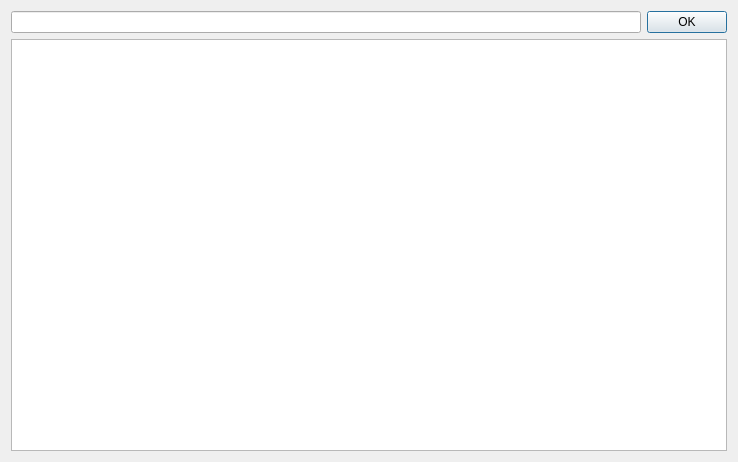
First picture: the form in UI-Qt/QXFontBrowser.ui, repository frinkr/FontViewer, before the edit.
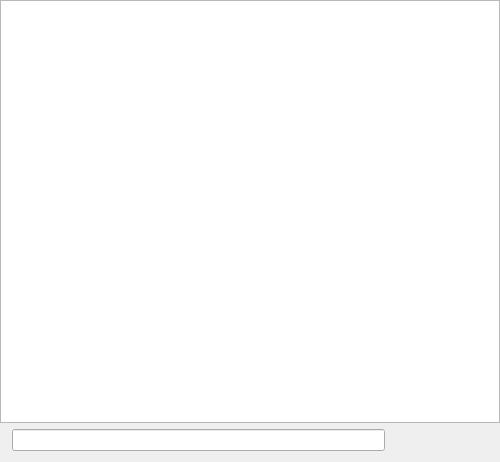
Second picture: the form after the edit. Icons and pictures are not drawn.

Commit message: swhich to QXFontBrowser

What changed in the file:
```diff
--- a/UI-Qt/QXFontBrowser.ui
+++ b/UI-Qt/QXFontBrowser.ui
@@ -6,27 +6,230 @@
    <rect>
     <x>0</x>
     <y>0</y>
-    <width>738</width>
+    <width>500</width>
     <height>462</height>
    </rect>
   </property>
   <property name="windowTitle">
    <string>Dialog</string>
   </property>
-  <layout class="QGridLayout" name="gridLayout">
-   <item row="0" column="0">
-    <widget class="QLineEdit" name="lineEdit"/>
-   </item>
-   <item row="0" column="1">
-    <widget class="QPushButton" name="pushButton">
-     <property name="text">
-      <string>OK</string>
-     </property>
-    </widget>
-   </item>
-   <item row="1" column="0" colspan="2">
+  <layout class="QVBoxLayout" name="verticalLayout">
+   <property name="leftMargin">
+    <number>0</number>
+   </property>
+   <property name="topMargin">
+    <number>0</number>
+   </property>
+   <property name="rightMargin">
+    <number>0</number>
+   </property>
+   <item>
     <widget class="QListView" name="fontListView"/>
    </item>
+   <item>
+    <layout class="QHBoxLayout" name="horizontalLayout_2">
+     <item>
+      <spacer name="horizontalSpacer">
+       <property name="orientation">
+        <enum>Qt::Horizontal</enum>
+       </property>
+       <property name="sizeType">
+        <enum>QSizePolicy::Fixed</enum>
+       </property>
+       <property name="sizeHint" stdset="0">
+        <size>
+         <width>12</width>
+         <height>20</height>
+        </size>
+       </property>
+      </spacer>
+     </item>
+     <item>
+      <widget class="QLineEdit" name="searchLineEdit"/>
+     </item>
+     <item>
+      <layout class="QHBoxLayout" name="horizontalLayout">
+       <property name="spacing">
+        <number>3</number>
+       </property>
+       <item>
+        <widget class="QPushButton" name="filterButton">
+         <property name="maximumSize">
+          <size>
+           <width>22</width>
+           <height>22</height>
+          </size>
+         </property>
+         <property name="focusPolicy">
+          <enum>Qt::NoFocus</enum>
+         </property>
+         <property name="toolTip">
+          <string>Filter</string>
+         </property>
+         <property name="styleSheet">
+          <string notr="true">border: none;</string>
+         </property>
+         <property name="text">
+          <string/>
+         </property>
+         <property name="icon">
+          <iconset resource="QXApplication.qrc">
+           <normaloff>:/images/filter.png</normaloff>:/images/filter.png</iconset>
+         </property>
+         <property name="iconSize">
+          <size>
+           <width>22</width>
+           <height>22</height>
+          </size>
+         </property>
+         <property name="autoDefault">
+          <bool>false</bool>
+         </property>
+         <property name="flat">
+          <bool>true</bool>
+         </property>
+        </widget>
+       </item>
+       <item>
+        <widget class="QPushButton" name="openFileButton">
+         <property name="maximumSize">
+          <size>
+           <width>22</width>
+           <height>22</height>
+          </size>
+         </property>
+         <property name="toolTip">
+          <string>Open Font File...</string>
+         </property>
+         <property name="styleSheet">
+          <string notr="true">border: none;</string>
+         </property>
+         <property name="text">
+          <string/>
+         </property>
+         <property name="icon">
+          <iconset resource="QXApplication.qrc">
+           <normaloff>:/images/open-font.png</normaloff>:/images/open-font.png</iconset>
+         </property>
+         <property name="iconSize">
+          <size>
+           <width>22</width>
+           <height>22</height>
+          </size>
+         </property>
+         <property name="flat">
+          <bool>true</bool>
+         </property>
+        </widget>
+       </item>
+       <item>
+        <widget class="QPushButton" name="recentButton">
+         <property name="maximumSize">
+          <size>
+           <width>22</width>
+           <height>22</height>
+          </size>
+         </property>
+         <property name="focusPolicy">
+          <enum>Qt::NoFocus</enum>
+         </property>
+         <property name="toolTip">
+          <string>History</string>
+         </property>
+         <property name="styleSheet">
+          <string notr="true">border: none;</string>
+         </property>
+         <property name="text">
+          <string/>
+         </property>
+         <property name="icon">
+          <iconset resource="QXApplication.qrc">
+           <normaloff>:/images/history.png</normaloff>:/images/history.png</iconset>
+         </property>
+         <property name="iconSize">
+          <size>
+           <width>22</width>
+           <height>22</height>
+          </size>
+         </property>
+         <property name="autoDefault">
+          <bool>false</bool>
+         </property>
+         <property name="flat">
+          <bool>true</bool>
+         </property>
+        </widget>
+       </item>
+       <item>
+        <widget class="QPushButton" name="okButton">
+         <property name="sizePolicy">
+          <sizepolicy hsizetype="Fixed" vsizetype="Fixed">
+           <horstretch>0</horstretch>
+           <verstretch>0</verstretch>
+          </sizepolicy>
+         </property>
+         <property name="minimumSize">
+          <size>
+           <width>22</width>
+           <height>22</height>
+          </size>
+         </property>
+         <property name="maximumSize">
+          <size>
+           <width>22</width>
+           <height>22</height>
+          </size>
+         </property>
+         <property name="focusPolicy">
+          <enum>Qt::NoFocus</enum>
+         </property>
+         <property name="toolTip">
+          <string>OK</string>
+         </property>
+         <property name="styleSheet">
+          <string notr="true">border: none;</string>
+         </property>
+         <property name="text">
+          <string/>
+         </property>
+         <property name="icon">
+          <iconset resource="QXApplication.qrc">
+           <normaloff>:/images/ok.png</normaloff>:/images/ok.png</iconset>
+         </property>
+         <property name="iconSize">
+          <size>
+           <width>22</width>
+           <height>22</height>
+          </size>
+         </property>
+         <property name="default">
+          <bool>true</bool>
+         </property>
+         <property name="flat">
+          <bool>true</bool>
+         </property>
+        </widget>
+       </item>
+       <item>
+        <spacer name="horizontalSpacer_2">
+         <property name="orientation">
+          <enum>Qt::Horizontal</enum>
+         </property>
+         <property name="sizeType">
+          <enum>QSizePolicy::Fixed</enum>
+         </property>
+         <property name="sizeHint" stdset="0">
+          <size>
+           <width>12</width>
+           <height>20</height>
+          </size>
+         </property>
+        </spacer>
+       </item>
+      </layout>
+     </item>
+    </layout>
+   </item>
   </layout>
  </widget>
  <resources/>
```
Left out of the diff: 25 changed lines with no effect on the pictures. The commit also changes 4 other files.
